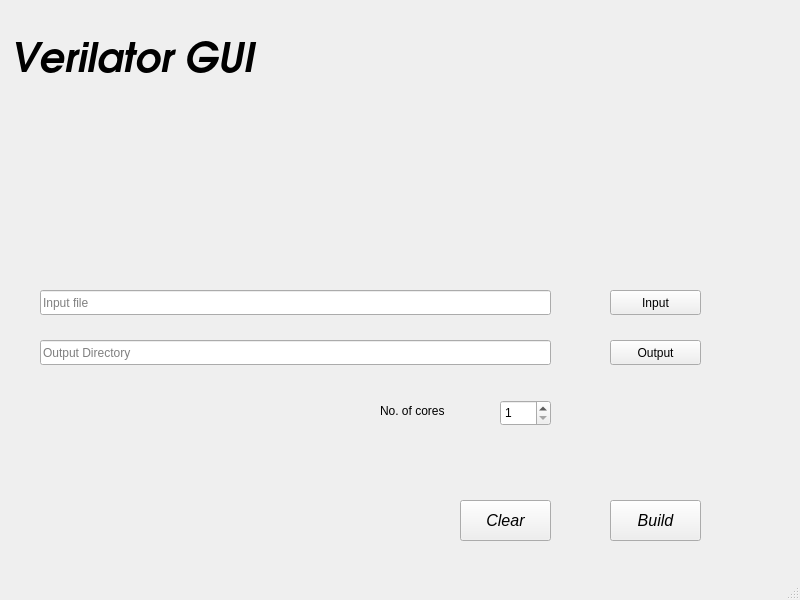
pranavkaruvally/linux_package_management_system, file src/design.ui: the form before one commit.
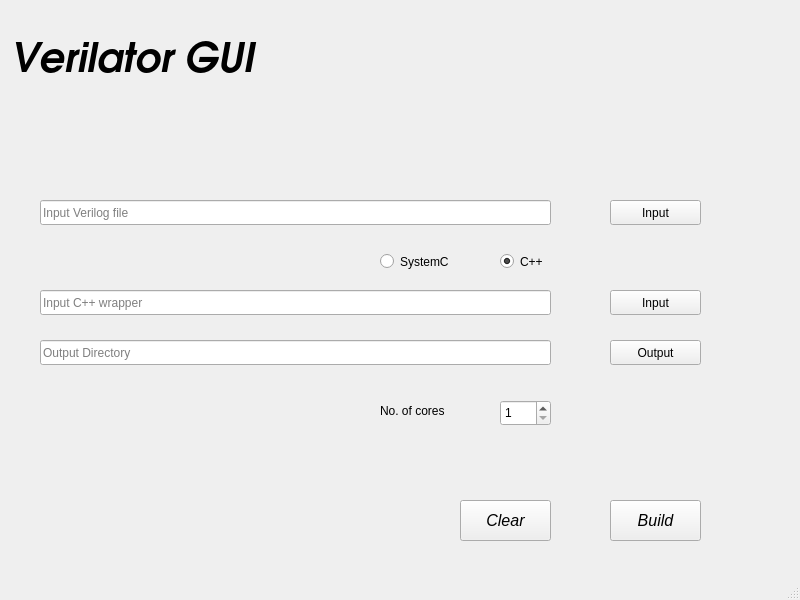
The form after the commit.

Commit message: New design created

Patch:
```diff
--- a/src/design.ui
+++ b/src/design.ui
@@ -49,14 +49,14 @@
      <bool>true</bool>
     </property>
     <property name="placeholderText">
-     <string>Input file</string>
+     <string>Input C++ wrapper</string>
     </property>
    </widget>
    <widget class="QPushButton" name="inputButton">
     <property name="geometry">
      <rect>
       <x>610</x>
-      <y>290</y>
+      <y>200</y>
       <width>91</width>
       <height>25</height>
      </rect>
@@ -168,6 +168,64 @@
      <string>Clear</string>
     </property>
    </widget>
+   <widget class="QLineEdit" name="inputVerilogField">
+    <property name="geometry">
+     <rect>
+      <x>40</x>
+      <y>200</y>
+      <width>511</width>
+      <height>25</height>
+     </rect>
+    </property>
+    <property name="readOnly">
+     <bool>true</bool>
+    </property>
+    <property name="placeholderText">
+     <string>Input Verilog file</string>
+    </property>
+   </widget>
+   <widget class="QPushButton" name="inputWrapperButton">
+    <property name="geometry">
+     <rect>
+      <x>610</x>
+      <y>290</y>
+      <width>91</width>
+      <height>25</height>
+     </rect>
+    </property>
+    <property name="text">
+     <string>Input</string>
+    </property>
+   </widget>
+   <widget class="QRadioButton" name="cppRadioButton">
+    <property name="geometry">
+     <rect>
+      <x>500</x>
+      <y>250</y>
+      <width>51</width>
+      <height>23</height>
+     </rect>
+    </property>
+    <property name="text">
+     <string>C++</string>
+    </property>
+    <property name="checked">
+     <bool>true</bool>
+    </property>
+   </widget>
+   <widget class="QRadioButton" name="systemCRadioButton">
+    <property name="geometry">
+     <rect>
+      <x>380</x>
+      <y>250</y>
+      <width>81</width>
+      <height>23</height>
+     </rect>
+    </property>
+    <property name="text">
+     <string>SystemC</string>
+    </property>
+   </widget>
   </widget>
   <widget class="QMenuBar" name="menubar">
    <property name="geometry">
```
Left out of the diff: 14 changed lines with no effect on the pictures. The commit also changes 1 other file.
